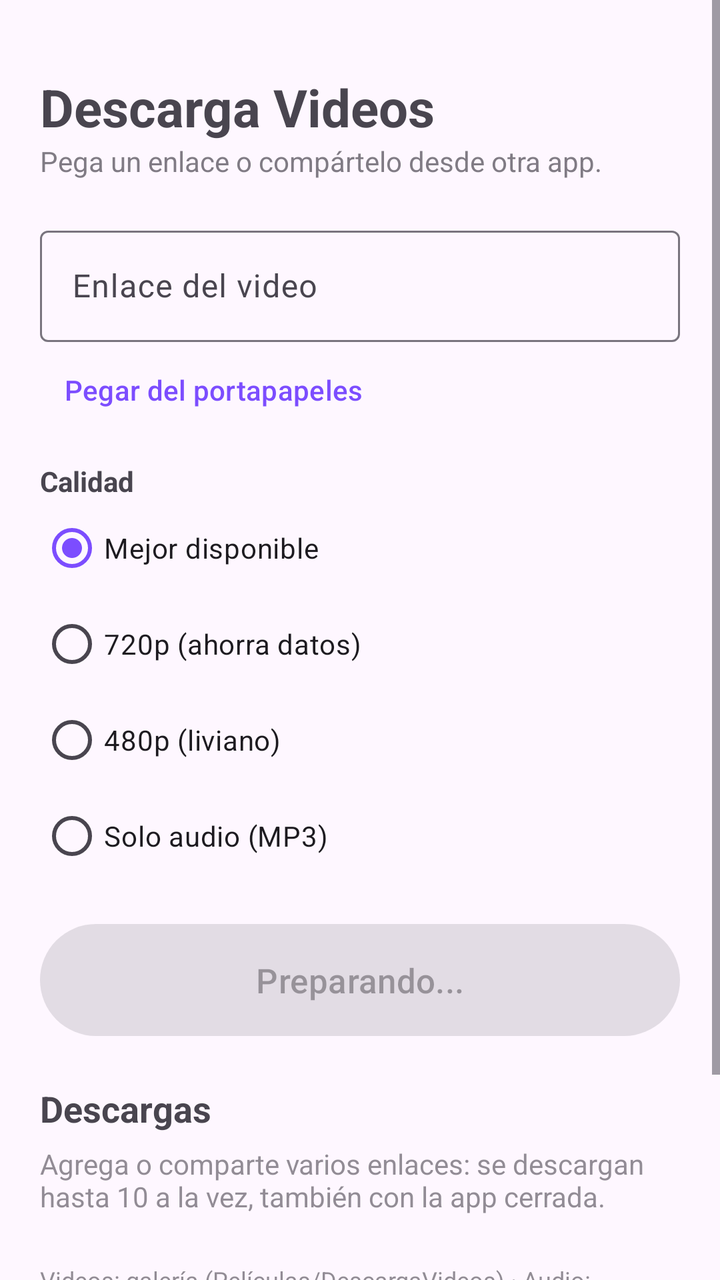
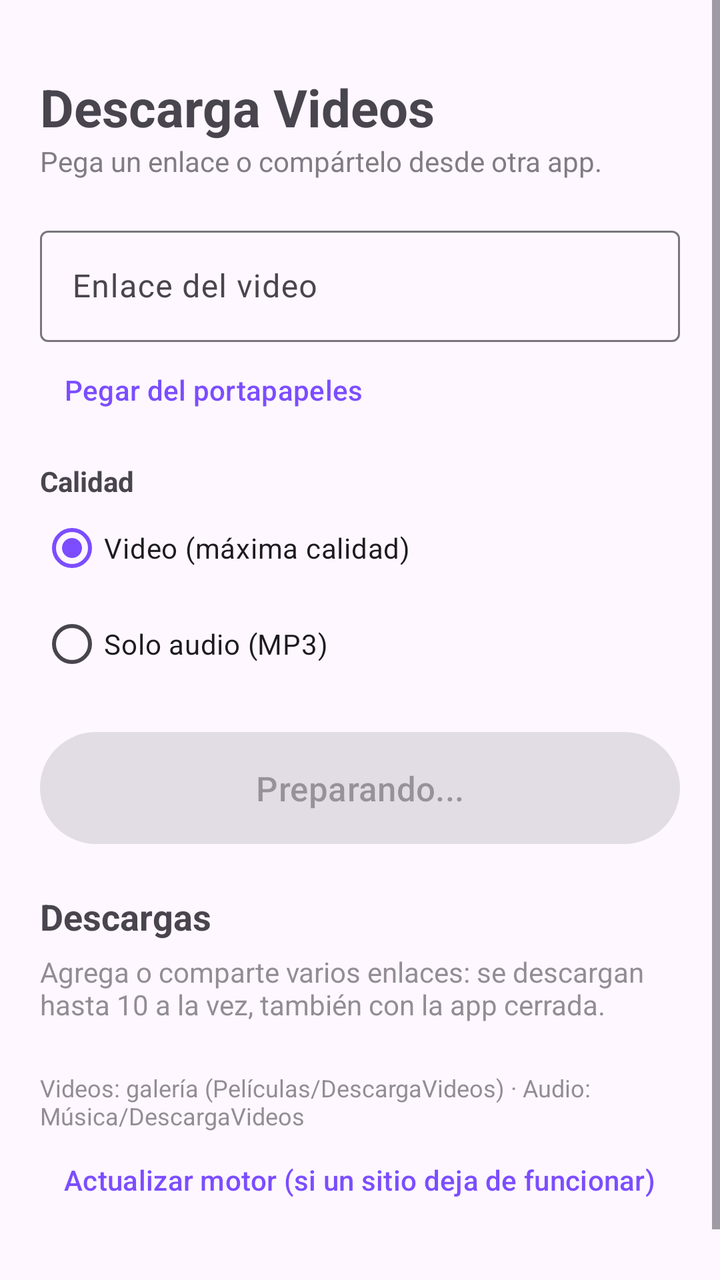

Two renders of the same Android screen: before a commit and after it. Below are the layout's source before the change and the commit's diff.
<!-- AndroidManifest.xml: application theme Theme.DescargaVideos -->
<!-- res/layout/activity_main.xml -->
<?xml version="1.0" encoding="utf-8"?>
<ScrollView xmlns:android="http://schemas.android.com/apk/res/android"
    xmlns:app="http://schemas.android.com/apk/res-auto"
    android:layout_width="match_parent"
    android:layout_height="match_parent"
    android:fillViewport="true">

    <LinearLayout
        android:layout_width="match_parent"
        android:layout_height="wrap_content"
        android:orientation="vertical"
        android:padding="20dp">

        <TextView
            android:layout_width="wrap_content"
            android:layout_height="wrap_content"
            android:text="Descarga Videos"
            android:textSize="26sp"
            android:textStyle="bold"
            android:layout_marginTop="16dp" />

        <TextView
            android:layout_width="wrap_content"
            android:layout_height="wrap_content"
            android:text="Pega un enlace o compártelo desde otra app."
            android:alpha="0.7"
            android:layout_marginBottom="20dp" />

        <com.google.android.material.textfield.TextInputLayout
            android:layout_width="match_parent"
            android:layout_height="wrap_content"
            android:hint="Enlace del video"
            app:endIconMode="clear_text"
            style="@style/Widget.Material3.TextInputLayout.OutlinedBox">

            <com.google.android.material.textfield.TextInputEditText
                android:id="@+id/etUrl"
                android:layout_width="match_parent"
                android:layout_height="wrap_content"
                android:inputType="textUri" />
        </com.google.android.material.textfield.TextInputLayout>

        <com.google.android.material.button.MaterialButton
            android:id="@+id/btnPegar"
            style="@style/Widget.Material3.Button.TextButton"
            android:layout_width="wrap_content"
            android:layout_height="wrap_content"
            android:text="Pegar del portapapeles" />

        <TextView
            android:layout_width="wrap_content"
            android:layout_height="wrap_content"
            android:text="Calidad"
            android:textStyle="bold"
            android:layout_marginTop="12dp" />

        <RadioGroup
            android:id="@+id/rgCalidad"
            android:layout_width="match_parent"
            android:layout_height="wrap_content"
            android:orientation="vertical">

            <RadioButton android:id="@+id/rbMejor" android:layout_width="wrap_content"
                android:layout_height="wrap_content" android:text="Mejor disponible" android:checked="true" />
            <RadioButton android:id="@+id/rb720" android:layout_width="wrap_content"
                android:layout_height="wrap_content" android:text="720p (ahorra datos)" />
            <RadioButton android:id="@+id/rb480" android:layout_width="wrap_content"
                android:layout_height="wrap_content" android:text="480p (liviano)" />
            <RadioButton android:id="@+id/rbAudio" android:layout_width="wrap_content"
                android:layout_height="wrap_content" android:text="Solo audio (MP3)" />
        </RadioGroup>

        <com.google.android.material.button.MaterialButton
            android:id="@+id/btnDescargar"
            android:layout_width="match_parent"
            android:layout_height="64dp"
            android:layout_marginTop="16dp"
            android:enabled="false"
            android:text="Preparando..."
            android:textSize="17sp" />

        <TextView
            android:id="@+id/tvResumen"
            android:layout_width="match_parent"
            android:layout_height="wrap_content"
            android:layout_marginTop="20dp"
            android:text="Descargas"
            android:textSize="18sp"
            android:textStyle="bold" />

        <TextView
            android:id="@+id/tvVacio"
            android:layout_width="match_parent"
            android:layout_height="wrap_content"
            android:layout_marginTop="6dp"
            android:alpha="0.6"
            android:text="Agrega o comparte varios enlaces: se descargan hasta 10 a la vez, también con la app cerrada." />

        <com.google.android.material.button.MaterialButton
            android:id="@+id/btnLimpiar"
            style="@style/Widget.Material3.Button.TextButton"
            android:layout_width="wrap_content"
            android:layout_height="wrap_content"
            android:text="Limpiar terminadas"
            android:visibility="gone" />

        <LinearLayout
            android:id="@+id/contenedor"
            android:layout_width="match_parent"
            android:layout_height="wrap_content"
            android:orientation="vertical" />

        <TextView
            android:layout_width="wrap_content"
            android:layout_height="wrap_content"
            android:text="Videos: galería (Películas/DescargaVideos) · Audio: Música/DescargaVideos"
            android:alpha="0.6"
            android:textSize="12sp"
            android:layout_marginTop="24dp" />

        <com.google.android.material.button.MaterialButton
            android:id="@+id/btnActualizar"
            style="@style/Widget.Material3.Button.TextButton"
            android:layout_width="wrap_content"
            android:layout_height="wrap_content"
            android:text="Actualizar motor (si un sitio deja de funcionar)" />

        <TextView
            android:id="@+id/tvVersion"
            android:layout_width="match_parent"
            android:layout_height="wrap_content"
            android:alpha="0.5"
            android:gravity="center"
            android:textSize="12sp"
            android:layout_marginBottom="16dp" />
    </LinearLayout>
</ScrollView>
<!-- resources referenced by this layout -->
<resources>
  <style name="Theme.DescargaVideos" parent="Theme.Material3.DayNight.NoActionBar">
          <item name="colorPrimary">#7C4DFF</item>
          <item name="colorSecondary">#00BFA5</item>
      </style>
</resources>

<!-- the commit's change to res/layout/activity_main.xml (unified diff, before → after) -->
@@ -61,11 +61,7 @@
             android:orientation="vertical">
 
             <RadioButton android:id="@+id/rbMejor" android:layout_width="wrap_content"
-                android:layout_height="wrap_content" android:text="Mejor disponible" android:checked="true" />
-            <RadioButton android:id="@+id/rb720" android:layout_width="wrap_content"
-                android:layout_height="wrap_content" android:text="720p (ahorra datos)" />
-            <RadioButton android:id="@+id/rb480" android:layout_width="wrap_content"
-                android:layout_height="wrap_content" android:text="480p (liviano)" />
+                android:layout_height="wrap_content" android:text="Video (máxima calidad)" android:checked="true" />
             <RadioButton android:id="@+id/rbAudio" android:layout_width="wrap_content"
                 android:layout_height="wrap_content" android:text="Solo audio (MP3)" />
         </RadioGroup>
